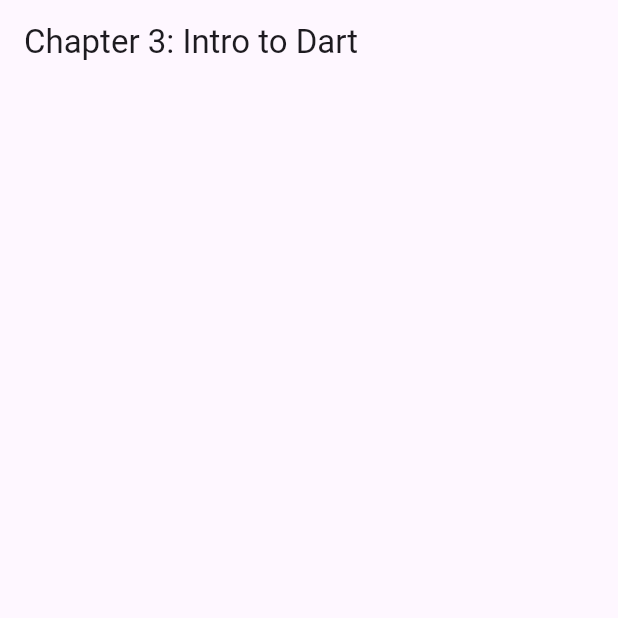
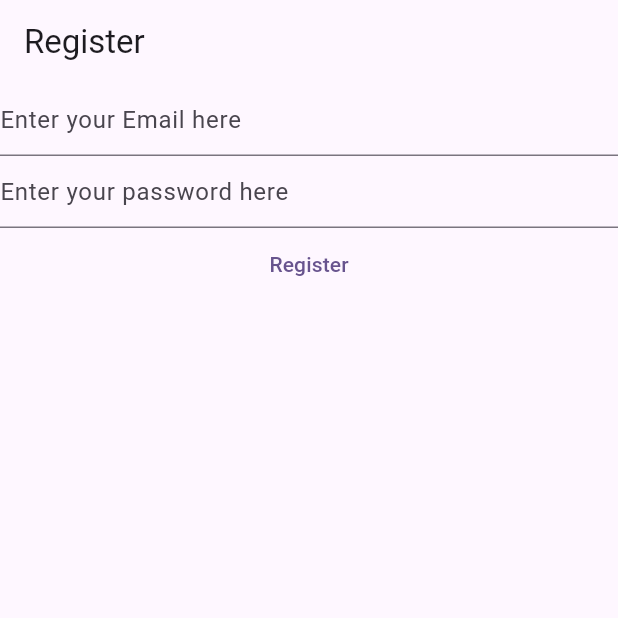
Before and after one commit to itxmubi/flutter-free-course, a Flutter app: the screen it shows after launch, on a phone screen of 412 x 824 dp, the top half of it. Run offline on Flutter 3.47's test engine with Material 2 defaults, Android fonts, the light colour scheme and no system bars; our stand-ins replace firebase_auth, firebase_core; accounts and stored records are empty.

Commit message:
EOD chapter 12

```diff
--- a/lib/Chapter3/chapter_3.dart
+++ /dev/null
@@ -1,19 +0,0 @@
-import 'package:flutter/material.dart';
-
-class Chatpter3 extends StatefulWidget {
-  const Chatpter3({super.key});
-
-  @override
-  State<Chatpter3> createState() => _Chatpter3State();
-}
-
-class _Chatpter3State extends State<Chatpter3> {
-  @override
-  Widget build(BuildContext context) {
-    return Scaffold(
-      appBar: AppBar(
-        title: const Text('Chapter 3: Intro to Dart '),
-      ),
-    );
-  }
-}
--- a/lib/main.dart
+++ b/lib/main.dart
@@ -1,21 +1,11 @@
+import 'package:firebase_auth/firebase_auth.dart';
+import 'package:firebase_core/firebase_core.dart';
 import 'package:flutter/material.dart';
 
-import 'Chapter3/chapter_3.dart';
+void main() {
+  WidgetsFlutterBinding.ensureInitialized();
 
-const age = 20;
-
-void main() {
   runApp(const MyApp());
-}
-
-Stream<String> getName() {
-  return Stream.value("Mubashir");
-}
-
-void test() async {
-  await for (final value in getName()) {
-    print(value);
-  }
 }
 
 class MyApp extends StatelessWidget {
@@ -30,7 +20,78 @@
         colorScheme: ColorScheme.fromSeed(seedColor: Colors.deepPurple),
         useMaterial3: true,
       ),
-      home: const Chatpter3(),
+      home: const HomePage(),
     );
   }
 }
+
+class HomePage extends StatefulWidget {
+  const HomePage({super.key});
+
+  @override
+  State<HomePage> createState() => _HomePageState();
+}
+
+class _HomePageState extends State<HomePage> {
+  late final TextEditingController emailController;
+  late final TextEditingController passwordController;
+
+  @override
+  void initState() {
+    emailController = TextEditingController();
+    passwordController = TextEditingController();
+
+    super.initState();
+  }
+
+  @override
+  void dispose() {
+    emailController.dispose();
+    passwordController.dispose();
+    super.dispose();
+  }
+
+  @override
+  Widget build(BuildContext context) {
+    return Scaffold(
+      appBar: AppBar(
+        title: const Text("Register"),
+      ),
+      body: FutureBuilder(
+          future: Firebase.initializeApp(),
+          builder: (context, snapshot) {
+            switch (snapshot.connectionState) {
+              case ConnectionState.done:
+                return Column(children: [
+                  TextField(
+                    controller: emailController,
+                    keyboardType: TextInputType.emailAddress,
+                    decoration: const InputDecoration(
+                        hintText: "Enter your Email here"),
+                  ),
+                  TextField(
+                    controller: passwordController,
+                    obscureText: true,
+                    autocorrect: false,
+                    decoration: const InputDecoration(
+                        hintText: "Enter your password here"),
+                  ),
+                  TextButton(
+                    onPressed: () async {
+                      final email = emailController.text;
+                      final password = passwordController.text;
+
+                      await FirebaseAuth.instance
+                          .createUserWithEmailAndPassword(
+                              email: email, password: password);
+                    },
+                    child: const Text("Register"),
+                  )
+                ]);
+              default:
+                return const Text("Loading....");
+            }
+          }),
+    );
+  }
+}
```
Also changed, not shown: 4 other files.
